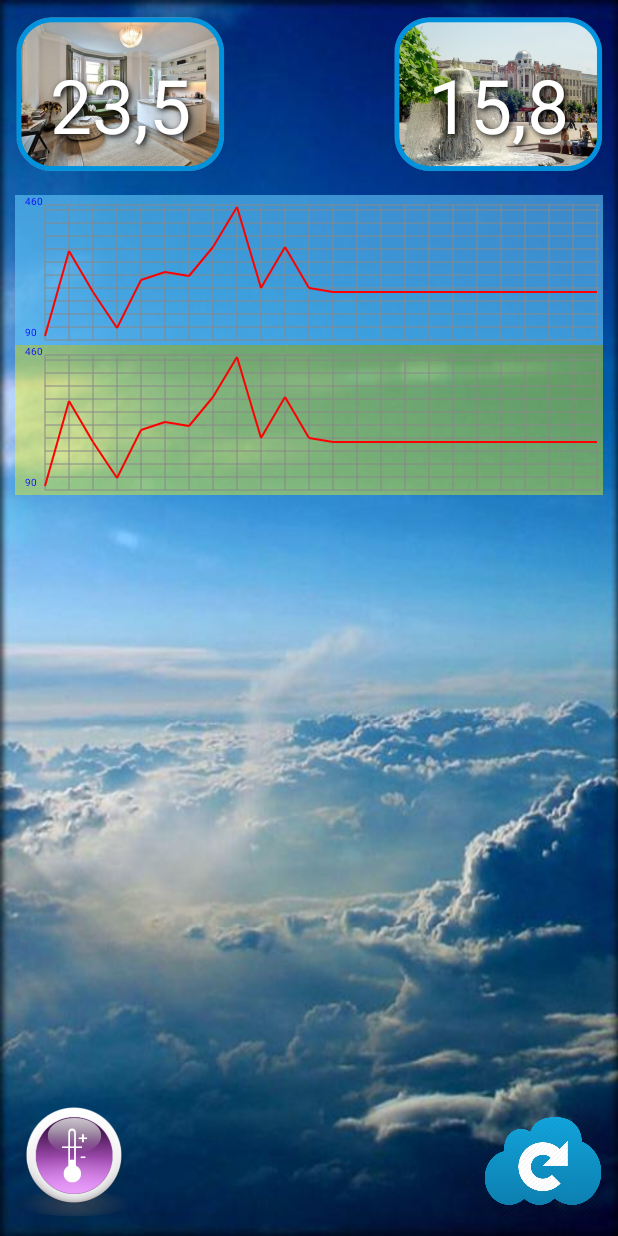
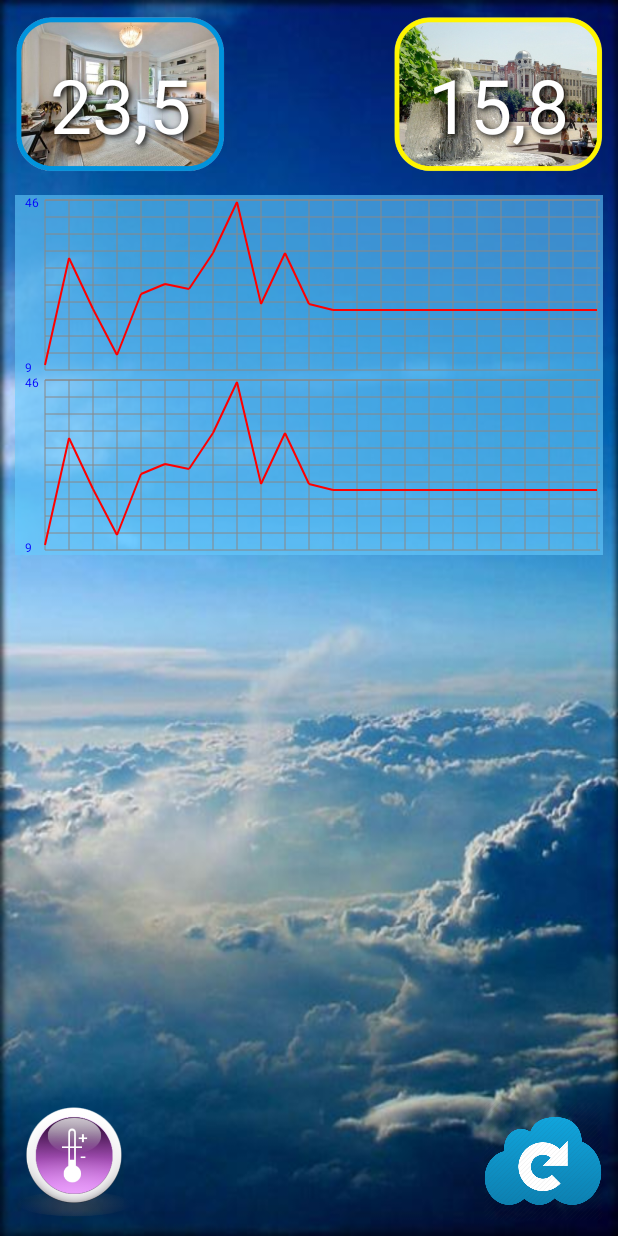
Before and after one commit to tsbp/Kotel_apk, an Android app: the screen it shows after launch (KotelMainActivity), on a phone screen of 412 x 824 dp. Run offline under Robolectric (Android 15) with nearby library versions, the phone set to English and light mode, and no system bars.

Commit message:
little mistakes correct

```diff
--- a/app/src/main/java/com/example/voodoo/kotel/KotelMainActivity.java
+++ b/app/src/main/java/com/example/voodoo/kotel/KotelMainActivity.java
@@ -17,7 +17,6 @@
 import android.widget.Toast;
 
 import com.example.voodoo.plot;
-import com.example.voodoo.plot2;
 import java.net.DatagramPacket;
 import java.net.DatagramSocket;
 import java.net.InetAddress;
@@ -33,6 +32,10 @@
     public String plotValue = "";
     String timeString = "";
     String BROADCAST_ACTION = "I1";
+    TextView response, inTemp, outTemp;
+    ProgressBar pbWait;
+    com.example.voodoo.plot inCanvas;
+    com.example.voodoo.plot outCanvas;
 
     @Override
     protected void onCreate(Bundle savedInstanceState) {
@@ -42,14 +45,20 @@
         Button updBtn = (Button) findViewById(R.id.updtbtn);
         Button setBtn = (Button) findViewById(R.id.setbtn);
 
-        final ProgressBar pbWait = (ProgressBar) findViewById(R.id.progressBar);
-        TextView inTemp = (TextView) findViewById(R.id.inTemp);
+        inTemp = (TextView) findViewById(R.id.inTemp);
         inTemp.setShadowLayer(5, 2, 2, Color.BLACK);
 
-        TextView outTemp = (TextView) findViewById(R.id.outTemp);
+        outTemp = (TextView) findViewById(R.id.outTemp);
         outTemp.setTextColor(Color.WHITE);
         outTemp.setShadowLayer(5, 2, 2, Color.BLACK);
 
+        response = (TextView) findViewById(R.id.response);
+        pbWait = (ProgressBar) findViewById(R.id.progressBar);
+
+        inCanvas  = (com.example.voodoo.plot) findViewById(R.id.inCanvas);
+        outCanvas = (com.example.voodoo.plot) findViewById(R.id.outCanvas);
+
+        update();
 
         setBtn.setOnClickListener(new OnClickListener() {
             public void onClick(View v) {
@@ -59,6 +68,14 @@
         });
         updBtn.setOnClickListener(new OnClickListener() {
             public void onClick(View v) {
+
+                update();
+            }
+        });
+    }
+    //==============================================================================================
+    void update()
+    {
         if (!loadConfig())
         {
             Toast toast = Toast.makeText(getApplicationContext(),
@@ -70,8 +87,6 @@
         BROADCAST_ACTION = "I1";
         SendTask tsk = new SendTask();
         tsk.execute();
-            }
-        });
     }
     //==============================================================================================
     int[] ip = new int[4];
@@ -169,7 +184,6 @@
                 DatagramPacket receivePacket =
                         new DatagramPacket(receiveData, receiveData.length);
 
-                //response.setText("Waiting for answer...");
                 ds.setSoTimeout(10000);
 
                 try {
@@ -178,7 +192,7 @@
                             new String(receivePacket.getData());
                     InetAddress returnIPAddress = receivePacket.getAddress();
                     int port = receivePacket.getPort();
-                    ret = "ip:" + returnIPAddress + "\r\nport:" + port + "\r\ndata:" + modifiedSentence;
+                    ret = returnIPAddress + ":" + port + "\r\ndata:" + modifiedSentence;
                 }
                 catch (SocketTimeoutException ste)
                 {
@@ -208,8 +222,6 @@
             super.onPostExecute(result);
             i++;
             String st = "Sended: " + i + "\r\n" + ret;
-
-            TextView response = (TextView) findViewById(R.id.response);
             response.setText(st);
 
             int u = ret.indexOf("data:") + 5;
@@ -233,8 +245,6 @@
                         plotValue += s;
                         try
                         {
-                            if(plotRef == 'I')
-                            {
                             String ss ;
                             for(int j = 0; j < 24; j++)
                             {
@@ -243,31 +253,16 @@
                                 if(plotValue.contains("-"))
                                     plot.aBuf[j] *= -1;
                             }
+                            if(plotRef == 'I') {plot.aColor = new int[]{150, 102, 204, 255}; inCanvas.invalidate(); }
+                            if(plotRef == 'O') {plot.aColor = new int[]{120, 255, 255, 0};   outCanvas.invalidate();}
 
-                                com.example.voodoo.plot inCanvas = (com.example.voodoo.plot) findViewById(R.id.inCanvas);
-                                inCanvas.invalidate();
-                            }
-                            if(plotRef == 'O')
-                            {
-                                String ss ;
-                                for(int j = 0; j < 24; j++)
-                                {
-                                    ss =  plotValue.substring(j * 4, j * 4 + 4);
-                                    plot2.aBuf2[j] = Integer.parseInt(ss.substring(1));
-                                    if(ss.contains("-"))
-                                        plot2.aBuf2[j] *= -1;
-                                }
-
-                                com.example.voodoo.plot2 inCanvas = (com.example.voodoo.plot2) findViewById(R.id.outCanvas);
-                                inCanvas.invalidate();
-                            }
-                            if(BROADCAST_ACTION.contains("I4"))
-                            {
-                                TextView inTemp = (TextView) findViewById(R.id.inTemp);
-                                String ss = plotValue.substring(plotValue.length() - 4, plotValue.length() - 1);
+                            ss = plotValue.substring(plotValue.length()-4, plotValue.length()-1);
                             ss = ss.replace("00", "0") + ".";
                             if (ss.contains("+0") && !ss.contains("+0.")) ss = ss.replace("+0", "+");
                             if (ss.contains("-0") && !ss.contains("-0.")) ss = ss.replace("-0", "-");
+
+                            if(BROADCAST_ACTION.contains("I4"))
+                            {
                                 inTemp.setText(ss + plotValue.substring(plotValue.length()-1));
                                 BROADCAST_ACTION = "O1";
                                 SendTask tsk = new SendTask();
@@ -275,14 +270,7 @@
                             }
                             if(BROADCAST_ACTION.contains("O4"))
                             {
-                                TextView outTemp = (TextView) findViewById(R.id.outTemp);
-                                String ss = plotValue.substring(plotValue.length()-4, plotValue.length()-1);
-                                ss = ss.replace("00", "0") + ".";
-                                if (ss.contains("+0") && !ss.contains("+0.")) ss = ss.replace("+0", "+");
-                                if (ss.contains("-0") && !ss.contains("-0.")) ss = ss.replace("-0", "-");
-                                outTemp.setText(ss + plotValue.substring(plotValue.length()-1));
-
-                                ProgressBar pbWait = (ProgressBar) findViewById(R.id.progressBar);
+                                outTemp.setText(ss + plotValue.substring(plotValue.length() - 1));
                                 pbWait.setVisibility(View.INVISIBLE);
                                 response.setText("Done");
                             }
@@ -290,9 +278,9 @@
                         catch (Exception e)
                         {
                             Toast t = Toast.makeText(getApplicationContext(),
-                                    "Error in data, please renew", Toast.LENGTH_SHORT);
+                                    "Error in data,renewing...", Toast.LENGTH_SHORT);
+                            update();
                             t.show();
-                            ProgressBar pbWait = (ProgressBar) findViewById(R.id.progressBar);
                             pbWait.setVisibility(View.INVISIBLE);
                         }
                         plotValue = "";
@@ -312,9 +300,9 @@
                 catch (Exception e)
                 {
                     Toast t = Toast.makeText(getApplicationContext(),
-                            "Error in data, please renew", Toast.LENGTH_SHORT);
+                            "Error in data, renewing...", Toast.LENGTH_SHORT);
+                    update();
                     t.show();
-                    ProgressBar pbWait = (ProgressBar) findViewById(R.id.progressBar);
                     pbWait.setVisibility(View.INVISIBLE);
                     return;
                 }
--- a/app/src/main/java/com/example/voodoo/plot.java
+++ b/app/src/main/java/com/example/voodoo/plot.java
@@ -7,13 +7,14 @@
 import android.util.AttributeSet;
 import android.view.View;
 
-/**
- * Created by voodoo on 18.06.2015.
- */
+
+
+
 public class plot extends View {
 
     Paint p;
     public static int[] aBuf;
+    public static int[] aColor;
 
     public plot(Context context, AttributeSet attrs) {
         super(context, attrs);
@@ -21,6 +22,7 @@
         p = new Paint();
         aBuf = new int[]{102,334,223,123,256,278,267,345,456,234,345,234,
                 222,222,222,222,222,222,222,222,222,222,222,222};
+        aColor = new int []{150, 102, 204, 255};
 
     }
     //==============================================================================================
@@ -30,7 +32,7 @@
     int LEFT_OFFSET = 30;
     int RIGHT_OFFSET  =  (3);
     int X_OFFSET     =    (LEFT_OFFSET + RIGHT_OFFSET);
-    int TOP_OFFSET   =    (10);
+    int TOP_OFFSET   =    (5);
     int BOTTOM_OFFSET  =  (5);
     int Y_OFFSET       =  (TOP_OFFSET  + BOTTOM_OFFSET);
 
@@ -42,10 +44,9 @@
     static float cena = 0;
     static int tmax, tmin;
     //==============================================================================================
-    protected void onDraw(Canvas canvas){
+    protected void onDraw(Canvas canvas) {
         super.onDraw(canvas);
-        canvas.drawARGB(150, 102, 204, 255); //set canvas background
-
+        canvas.drawARGB(aColor[0], aColor[1], aColor[2], aColor[3]); //set canvas background
 
         AREA_WIDTH = canvas.getWidth();
         AREA_HEIGH = canvas.getHeight();
@@ -75,13 +76,12 @@
         float delta = tmax - tmin;
 
         cena = PLOT_HEIGH / delta;
-        int tmp  = tmax;
 
-        p.setTextSize(10);
+        p.setTextSize(12);
         p.setColor(Color.BLUE);
 
-        canvas.drawText(String.valueOf(tmax), 10, aY + TOP_OFFSET, p);
-        canvas.drawText(String.valueOf(tmin), 10, aY + AREA_HEIGH-9, p);
+        canvas.drawText(String.valueOf(tmax/10), 10, aY + TOP_OFFSET+7, p);
+        canvas.drawText(String.valueOf(tmin/10), 10, aY + AREA_HEIGH-3, p);
 
         p.setStrokeWidth(2);
         p.setColor(Color.RED);
--- a/app/src/main/java/com/example/voodoo/plot2.java
+++ /dev/null
@@ -1,93 +0,0 @@
-package com.example.voodoo;
-
-import android.content.Context;
-import android.graphics.Canvas;
-import android.graphics.Color;
-import android.graphics.Paint;
-import android.util.AttributeSet;
-import android.view.View;
-
-/**
- * Created by voodoo on 18.06.2015.
- */
-public class plot2 extends View {
-
-    Paint p;
-    public static int[] aBuf2;
-
-    public plot2(Context context, AttributeSet attrs) {
-        super(context, attrs);
-
-        p = new Paint();
-        aBuf2 = new int[]{102,334,223,123,256,278,267,345,456,234,345,234,
-                222,222,222,222,222,222,222,222,222,222,222,222};
-
-    }
-    //==============================================================================================
-
-
-    //#define Y_COORD          (100)
-    int LEFT_OFFSET = 30;
-    int RIGHT_OFFSET  =  (3);
-    int X_OFFSET     =    (LEFT_OFFSET + RIGHT_OFFSET);
-    int TOP_OFFSET   =    (10);
-    int BOTTOM_OFFSET  =  (5);
-    int Y_OFFSET       =  (TOP_OFFSET  + BOTTOM_OFFSET);
-
-    int AREA_WIDTH;
-    int AREA_HEIGH;
-
-    int aY = 0;
-
-    static float cena = 0;
-    static int tmax, tmin;
-    //==============================================================================================
-    protected void onDraw(Canvas canvas){
-        super.onDraw(canvas);
-        canvas.drawARGB(100, 255, 255, 0); //set canvas background
-
-
-        AREA_WIDTH = canvas.getWidth();
-        AREA_HEIGH = canvas.getHeight();
-
-        int PLOT_WIDTH    =   (AREA_WIDTH - X_OFFSET);
-        int PLOT_HEIGH    =   (AREA_HEIGH - Y_OFFSET);
-        int POINTS_CNT    =   (24);
-        int HGRID_SPACING =   (PLOT_WIDTH / (POINTS_CNT-1));   // dots between dividings
-        int VGRID_CNT      =  (10);
-        int VGRID_SPACING  =  (PLOT_HEIGH / VGRID_CNT);
-
-        p.setStrokeWidth(1);
-        p.setColor(Color.GRAY);
-        canvas.drawLine(LEFT_OFFSET,  aY + TOP_OFFSET, LEFT_OFFSET +PLOT_WIDTH, aY + TOP_OFFSET, p);
-        for(int i = 0; i < VGRID_CNT+1;  i++)
-            canvas.drawLine(LEFT_OFFSET,  aY + PLOT_HEIGH - i*VGRID_SPACING + TOP_OFFSET, LEFT_OFFSET + PLOT_WIDTH, aY + PLOT_HEIGH - i*VGRID_SPACING + TOP_OFFSET,  p);
-        for(int i = 0; i < POINTS_CNT; i++)
-            canvas.drawLine(i*HGRID_SPACING + LEFT_OFFSET, aY + TOP_OFFSET, i*HGRID_SPACING + LEFT_OFFSET, aY + TOP_OFFSET + PLOT_HEIGH,  p);
-
-        tmax = aBuf2[0]; tmin = aBuf2[0];
-        for(int i = 1; i < POINTS_CNT; i++) if (tmax < aBuf2[i]) tmax = aBuf2[i]; // tmax
-        for(int i = 1; i < POINTS_CNT; i++) if (tmin > aBuf2[i]) tmin = aBuf2[i]; // tmin
-
-        tmax /= 10; tmax *= 10; tmax += 10;
-        tmin /= 10; tmin *= 10; tmin -= 10;
-
-        float delta = tmax - tmin;
-
-        cena = PLOT_HEIGH / delta;
-        int tmp  = tmax;
-
-        p.setTextSize(10);
-        p.setColor(Color.BLUE);
-
-        canvas.drawText(String.valueOf(tmax), 10, aY + TOP_OFFSET, p);
-        canvas.drawText(String.valueOf(tmin), 10, aY + AREA_HEIGH-9, p);
-
-
-        p.setStrokeWidth(2);
-        p.setColor(Color.RED);
-        for(int i = 0; i < POINTS_CNT-1; i++)
-            canvas.drawLine (i*HGRID_SPACING + LEFT_OFFSET,       aY + PLOT_HEIGH + TOP_OFFSET - (int)((aBuf2[i]   - tmin)*cena),
-                    (i+1) *HGRID_SPACING + LEFT_OFFSET, aY + PLOT_HEIGH + TOP_OFFSET - (int)((aBuf2[i+1] - tmin)*cena), p);
-    }
-}
--- a/app/src/main/res/layout/activity_kotel_main.xml
+++ b/app/src/main/res/layout/activity_kotel_main.xml
@@ -54,7 +54,7 @@
 
     <TextView
         android:layout_width="fill_parent"
-        android:layout_height="80dp"
+        android:layout_height="50dp"
         android:id="@+id/response"
         android:gravity="center"
         android:layout_above="@+id/setbtn"
@@ -72,16 +72,16 @@
     <com.example.voodoo.plot
         android:id="@+id/inCanvas"
         android:layout_width="match_parent"
-        android:layout_height="100dp"
+        android:layout_height="120dp"
         android:layout_gravity="center_horizontal"
         android:indeterminate="false"
         android:layout_below="@+id/inTemp"
         android:layout_alignParentRight="true"
         android:layout_alignParentEnd="true" />
-    <com.example.voodoo.plot2
+    <com.example.voodoo.plot
         android:id="@+id/outCanvas"
         android:layout_width="match_parent"
-        android:layout_height="100dp"
+        android:layout_height="120dp"
         android:layout_gravity="center_horizontal"
         android:indeterminate="false"
         android:layout_below="@+id/inCanvas"
--- a/app/src/main/res/layout/activity_settings.xml
+++ b/app/src/main/res/layout/activity_settings.xml
@@ -57,7 +57,7 @@
         android:layout_width="60dp"
         android:layout_height="60dp"
         android:id="@+id/btnLoad"
-        android:background="@drawable/workday"
+        android:background="@drawable/shovel"
         android:layout_alignParentBottom="true"
         android:layout_alignParentRight="true"
         android:layout_marginRight="10dp"
@@ -67,7 +67,7 @@
         android:layout_width="60dp"
         android:layout_height="60dp"
         android:id="@+id/btnLoadHolly"
-        android:background="@drawable/hollyday"
+        android:background="@drawable/beer"
         android:layout_alignParentBottom="true"
         android:layout_toLeftOf="@+id/btnLoad"
         android:layout_marginRight="10dp"
```
Also changed, not shown: app/src/main/java/com/example/voodoo/kotel/settingsActivity.java (+72 -31 lines), app/src/main/res/layout/itemweek.xml (+13 -2 lines), app/src/main/res/drawable/beer.png (added), app/src/main/res/drawable/outpic.png, app/src/main/res/drawable/shovel.png (added), 2 other files. Lines whose indentation alone changed are shown as unchanged.
